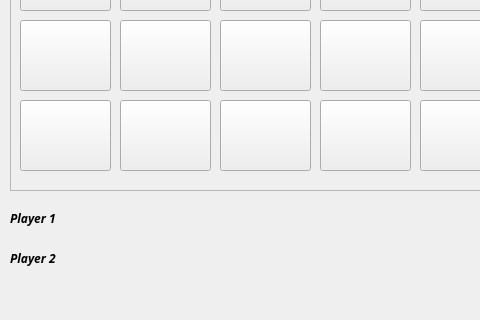
Before: the Qt Designer form LocalClient/mainwindow.ui in Noemi2002/MemoryGame, drawn with Qt 5; both pictures show x 0 to 480 and y 450 to 770 of the 1033 by 770 pixel window.
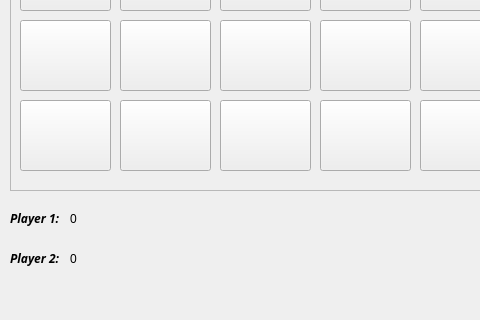
After: the same form once the commit is applied.

Diff of the .ui file:
```diff
--- a/LocalClient/mainwindow.ui
+++ b/LocalClient/mainwindow.ui
@@ -54,7 +54,7 @@
      </font>
     </property>
     <property name="text">
-     <string>Player 1</string>
+     <string>Player 1:</string>
     </property>
    </widget>
    <widget class="QLabel" name="SegundoJugador">
@@ -75,7 +75,7 @@
      </font>
     </property>
     <property name="text">
-     <string>Player 2</string>
+     <string>Player 2:</string>
     </property>
    </widget>
    <widget class="QFrame" name="frame">
@@ -1024,6 +1024,32 @@
      <string>Cronómetro</string>
     </property>
    </widget>
+   <widget class="QLabel" name="Puntaje1">
+    <property name="geometry">
+     <rect>
+      <x>70</x>
+      <y>660</y>
+      <width>67</width>
+      <height>17</height>
+     </rect>
+    </property>
+    <property name="text">
+     <string>0</string>
+    </property>
+   </widget>
+   <widget class="QLabel" name="Puntaje2">
+    <property name="geometry">
+     <rect>
+      <x>70</x>
+      <y>700</y>
+      <width>67</width>
+      <height>17</height>
+     </rect>
+    </property>
+    <property name="text">
+     <string>0</string>
+    </property>
+   </widget>
   </widget>
   <widget class="QMenuBar" name="menubar">
    <property name="geometry">
```
